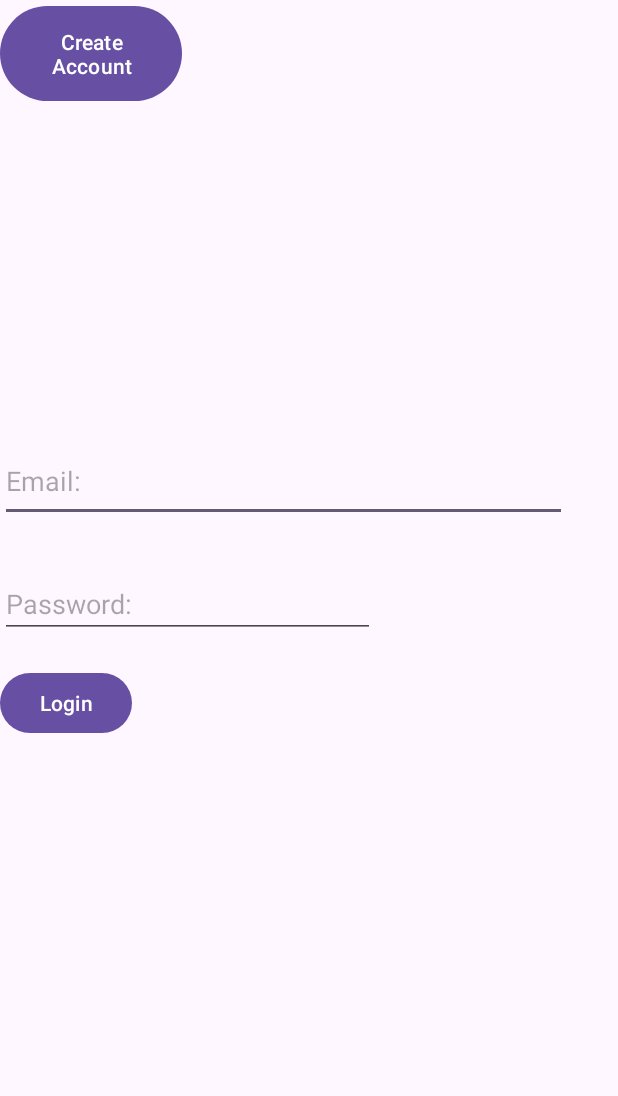
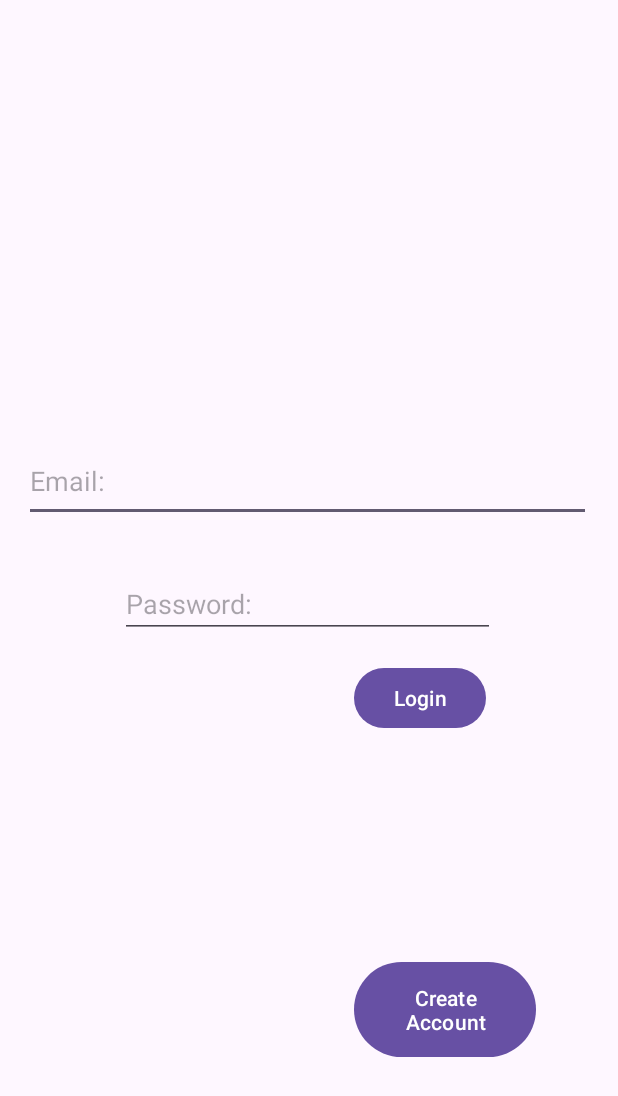
Before and after one commit to gabe-matu/RocketReviews, an Android app: the screen it shows after launch (loginscrn), on a phone screen of 412 x 824 dp. Shown: the top 1096 px of the screen. Run offline under Robolectric (Android 15) with nearby library versions, the phone set to English and light mode, and no system bars.

Commit message:
login scrn fixed and main screen created

```diff
--- /dev/null
+++ b/app/src/main/java/com/example/hackathon/ScrollMain.java
@@ -0,0 +1,14 @@
+package com.example.hackathon;
+
+import android.os.Bundle;
+
+import androidx.appcompat.app.AppCompatActivity;
+
+public class ScrollMain extends AppCompatActivity {
+
+    @Override
+    protected void onCreate(Bundle savedInstanceState) {
+        super.onCreate(savedInstanceState);
+        setContentView(R.layout.mainscroll);
+    }
+}
--- a/app/src/main/res/layout/loginscrn.xml
+++ b/app/src/main/res/layout/loginscrn.xml
@@ -10,39 +10,44 @@
         android:id="@+id/button"
         android:layout_width="121dp"
         android:layout_height="71dp"
+        android:layout_marginStart="236dp"
+        android:layout_marginTop="148dp"
         android:text="Create Account"
-        tools:ignore="MissingConstraints"
-        tools:layout_editor_absoluteX="274dp"
-        tools:layout_editor_absoluteY="644dp" />
+        app:layout_constraintStart_toStartOf="parent"
+        app:layout_constraintTop_toBottomOf="@+id/button2"
+        tools:ignore="MissingConstraints" />
 
     <Button
         android:id="@+id/button2"
         android:layout_width="wrap_content"
         android:layout_height="wrap_content"
-        android:layout_marginTop="19dp"
+        android:layout_marginStart="236dp"
+        android:layout_marginTop="16dp"
         android:text="Login"
-        app:layout_constraintTop_toBottomOf="@+id/editTextTextPassword"
-        tools:layout_editor_absoluteX="260dp" />
+        app:layout_constraintStart_toStartOf="parent"
+        app:layout_constraintTop_toBottomOf="@+id/editTextTextPassword" />
 
     <EditText
         android:id="@+id/editTextTextEmailAddress"
         android:layout_width="378dp"
         android:layout_height="54dp"
+        android:layout_marginStart="16dp"
         android:layout_marginTop="294dp"
         android:ems="10"
         android:hint="Email:"
         android:inputType="textEmailAddress"
-        app:layout_constraintTop_toTopOf="parent"
-        tools:layout_editor_absoluteX="16dp" />
+        app:layout_constraintStart_toStartOf="parent"
+        app:layout_constraintTop_toTopOf="parent" />
 
     <EditText
         android:id="@+id/editTextTextPassword"
         android:layout_width="250dp"
         android:layout_height="44dp"
+        android:layout_marginStart="80dp"
         android:layout_marginTop="33dp"
         android:ems="10"
         android:hint="Password:"
         android:inputType="textPassword"
-        app:layout_constraintTop_toBottomOf="@+id/editTextTextEmailAddress"
-        tools:layout_editor_absoluteX="80dp" />
+        app:layout_constraintStart_toStartOf="parent"
+        app:layout_constraintTop_toBottomOf="@+id/editTextTextEmailAddress" />
 </androidx.constraintlayout.widget.ConstraintLayout>
--- /dev/null
+++ b/app/src/main/res/layout/mainscroll.xml
@@ -0,0 +1,6 @@
+<?xml version="1.0" encoding="utf-8"?>
+<androidx.constraintlayout.widget.ConstraintLayout xmlns:android="http://schemas.android.com/apk/res/android"
+    android:layout_width="match_parent"
+    android:layout_height="match_parent">
+
+</androidx.constraintlayout.widget.ConstraintLayout>
```
